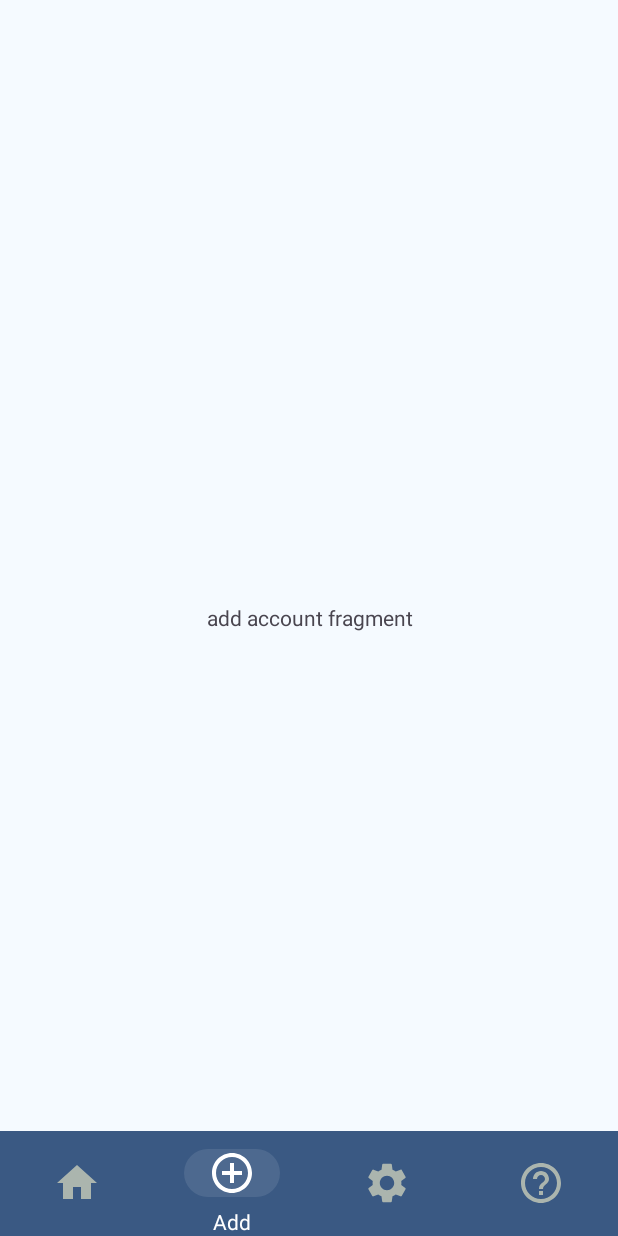
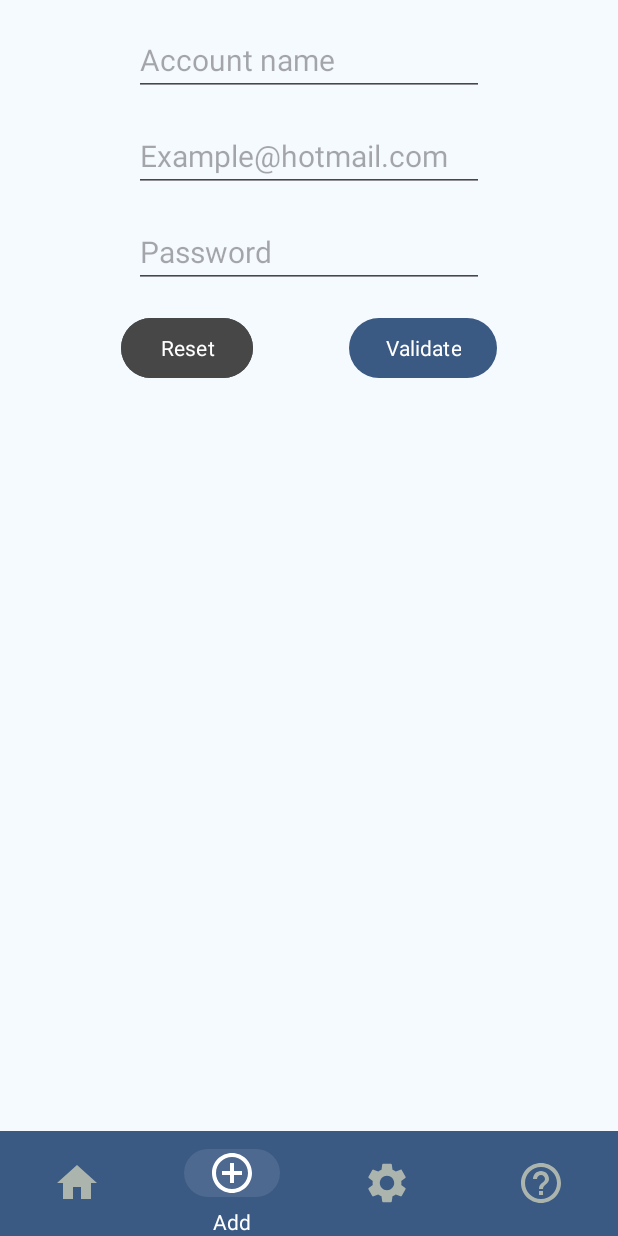
Before and after one commit to tobiridi/mini-projects, an Android app: the screen it shows after launch (MainActivity), item 2 of the bottom bar chosen, on a phone screen of 412 x 824 dp. Run offline under Robolectric (Android 15) with nearby library versions, the phone set to English and light mode, and no system bars; our stand-ins replace Room's generated code.

Commit message:
add create account form

```diff
--- a/password_security/app/src/main/java/be/tobiridi/passwordsecurity/ui/addAccount/AddAcountFragment.java
+++ b/password_security/app/src/main/java/be/tobiridi/passwordsecurity/ui/addAccount/AddAcountFragment.java
@@ -16,7 +16,7 @@ import be.tobiridi.passwordsecurity.R;
 
 public class AddAcountFragment extends Fragment {
 
-    private AddAcountViewModel mViewModel;
+    private AddAcountViewModel addAcountViewModel;
 
     public static AddAcountFragment newInstance() {
         return new AddAcountFragment();
@@ -29,10 +29,11 @@ public class AddAcountFragment extends Fragment {
     }
 
     @Override
-    public void onActivityCreated(@Nullable Bundle savedInstanceState) {
-        super.onActivityCreated(savedInstanceState);
-        mViewModel = new ViewModelProvider(this).get(AddAcountViewModel.class);
+    public void onViewCreated(@NonNull View view, @Nullable Bundle savedInstanceState) {
+        super.onViewCreated(view, savedInstanceState);
+        this.addAcountViewModel = new ViewModelProvider(this).get(AddAcountViewModel.class);
         // TODO: Use the ViewModel
+
     }
 
 }
--- a/password_security/app/src/main/java/be/tobiridi/passwordsecurity/ui/home/HomeFragment.java
+++ b/password_security/app/src/main/java/be/tobiridi/passwordsecurity/ui/home/HomeFragment.java
@@ -24,6 +24,7 @@ import be.tobiridi.passwordsecurity.component.HomeAdapter;
 import be.tobiridi.passwordsecurity.data.Account;
 
 public class HomeFragment extends Fragment {
+
     private HomeViewModel homeViewModel;
     private SearchView searchView;
     private RecyclerView recyclerView;
--- a/password_security/app/src/main/java/be/tobiridi/passwordsecurity/ui/settings/SettingsFragment.java
+++ b/password_security/app/src/main/java/be/tobiridi/passwordsecurity/ui/settings/SettingsFragment.java
@@ -17,6 +17,7 @@ import be.tobiridi.passwordsecurity.R;
 import be.tobiridi.passwordsecurity.component.SettingsListAdapter;
 
 public class SettingsFragment extends Fragment {
+
     private SettingsViewModel settingsViewModel;
     private ListView listView;
 
--- a/password_security/app/src/main/res/layout/fragment_add_acount.xml
+++ b/password_security/app/src/main/res/layout/fragment_add_acount.xml
@@ -1,14 +1,76 @@
 <?xml version="1.0" encoding="utf-8"?>
-<FrameLayout xmlns:android="http://schemas.android.com/apk/res/android"
+<androidx.constraintlayout.widget.ConstraintLayout xmlns:android="http://schemas.android.com/apk/res/android"
+    xmlns:app="http://schemas.android.com/apk/res-auto"
     xmlns:tools="http://schemas.android.com/tools"
     android:layout_width="match_parent"
     android:layout_height="match_parent"
     tools:context=".ui.addAccount.AddAcountFragment">
 
-    <TextView
-        android:layout_width="match_parent"
-        android:layout_height="match_parent"
-        android:gravity="center"
-        android:text="add account fragment" />
+    <EditText
+        android:id="@+id/editText_email"
+        android:layout_width="wrap_content"
+        android:layout_height="wrap_content"
+        android:layout_marginTop="16dp"
+        android:autofillHints="emailAddress"
+        android:ems="10"
+        android:hint="@string/email_hint"
+        android:inputType="textEmailAddress"
+        android:textSize="20sp"
+        android:textColor="@color/dark"
+        app:layout_constraintEnd_toEndOf="parent"
+        app:layout_constraintStart_toStartOf="parent"
+        app:layout_constraintTop_toBottomOf="@+id/editText_account_name" />
 
-</FrameLayout>
+    <EditText
+        android:id="@+id/editText_password"
+        android:layout_width="wrap_content"
+        android:layout_height="wrap_content"
+        android:layout_marginTop="16dp"
+        android:autofillHints="password"
+        android:ems="10"
+        android:hint="@string/password_hint"
+        android:inputType="textPassword"
+        android:textSize="20sp"
+        android:textColor="@color/dark"
+        app:layout_constraintEnd_toEndOf="parent"
+        app:layout_constraintStart_toStartOf="parent"
+        app:layout_constraintTop_toBottomOf="@+id/editText_email" />
+
+    <EditText
+        android:id="@+id/editText_account_name"
+        android:layout_width="wrap_content"
+        android:layout_height="wrap_content"
+        android:ems="10"
+        android:inputType="text"
+        android:textSize="20sp"
+        android:textColor="@color/dark"
+        android:hint="@string/account_name_hint"
+        android:autofillHints="name"
+        app:layout_constraintEnd_toEndOf="parent"
+        app:layout_constraintStart_toStartOf="parent"
+        app:layout_constraintTop_toTopOf="parent" />
+
+    <Button
+        android:id="@+id/btn_validate"
+        android:layout_width="wrap_content"
+        android:layout_height="wrap_content"
+        android:layout_marginTop="16dp"
+        android:contentDescription="@string/validate_btn_desc"
+        android:text="@string/validate"
+        app:layout_constraintEnd_toEndOf="parent"
+        app:layout_constraintStart_toEndOf="@+id/btn_cancel"
+        app:layout_constraintTop_toBottomOf="@+id/editText_password" />
+
+    <Button
+        android:id="@+id/btn_cancel"
+        android:layout_width="wrap_content"
+        android:layout_height="wrap_content"
+        android:layout_marginTop="16dp"
+        android:backgroundTint="@color/tertiary"
+        android:contentDescription="@string/cancel_btn_desc"
+        android:text="@string/reset"
+        app:layout_constraintEnd_toStartOf="@+id/btn_validate"
+        app:layout_constraintStart_toStartOf="parent"
+        app:layout_constraintTop_toBottomOf="@+id/editText_password" />
+
+</androidx.constraintlayout.widget.ConstraintLayout>
--- a/password_security/app/src/main/res/values/strings.xml
+++ b/password_security/app/src/main/res/values/strings.xml
@@ -1,5 +1,8 @@
 <resources>
     <string name="app_name">PasswordSecurity</string>
+    <string name="cancel">Cancel</string>
+    <string name="reset">Reset</string>
+    <string name="validate">Validate</string>
     <!-- navBar item name -->
     <string name="nav_home">Home</string>
     <string name="nav_add">Add</string>
@@ -7,8 +10,13 @@
     <string name="nav_help">Help</string>
     <!-- hint text -->
     <string name="search_hint">Search…</string>
-    <!-- button description-->
+    <string name="account_name_hint">Account name</string>
+    <string name="email_hint">Example@hotmail.com</string>
+    <string name="password_hint">Password</string>
+    <!-- button description -->
     <string name="filter_btn_desc" translatable="false">Filter</string>
+    <string name="cancel_btn_desc" translatable="false">Cancel</string>
+    <string name="validate_btn_desc" translatable="false">validate</string>
     <!-- settings text -->
     <string name="settings_import">Import</string>
     <string name="settings_export">Export</string>
```
Also changed, not shown: 1 other file.
